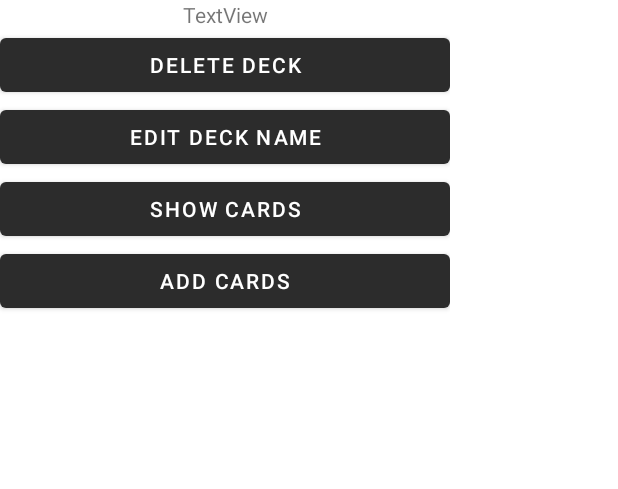
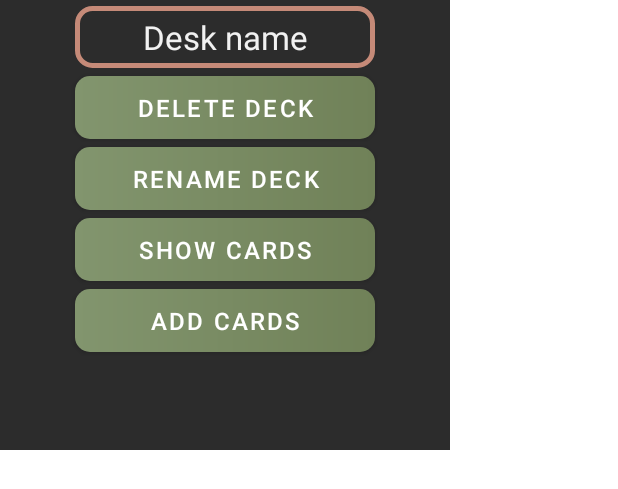
Before and after one commit to NikolayKuts/Klaf, an Android app: the layout dialog_general_on_deck.xml on its own in the app's theme, with its tools: preview values and no code run, on a phone screen of 412 x 824 dp. Shown: the top 489 px of the screen. Run offline under Robolectric (Android 15) with nearby library versions, the phone set to English and light mode, and no system bars.

Commit message:
Add styles for dialog_general_on_deck

```diff
--- a/app/src/main/java/com/example/klaf/screens/MainActivity.java
+++ b/app/src/main/java/com/example/klaf/screens/MainActivity.java
@@ -193,6 +193,7 @@ public class MainActivity extends AppCompatActivity {
             viewModel.deleteCardsByDeckId(deck.getId());
             viewModel.removeDeck(deck);
             dialog.dismiss();
+            onResume();
         });
         buttonCancel.setOnClickListener(v -> dialog.dismiss());
         textViewDeckName.setText(deck.getName());
@@ -238,6 +239,7 @@ public class MainActivity extends AppCompatActivity {
     private void showGeneralDialog(Deck deck) {
         Dialog dialog = new Dialog(MainActivity.this);
         dialog.setContentView(R.layout.dialog_general_on_deck);
+        dialog.getWindow().setBackgroundDrawableResource(android.R.color.transparent);
 
         TextView textViewTitle = dialog.findViewById(R.id.textViewTitleGeneral);
         Button buttonCallEditingDialog = dialog.findViewById(R.id.buttonCallEditingDeckDialog);
--- /dev/null
+++ b/app/src/main/res/drawable/dialog_button.xml
@@ -0,0 +1,15 @@
+<?xml version="1.0" encoding="utf-8"?>
+<shape xmlns:android="http://schemas.android.com/apk/res/android"
+    android:shape="rectangle">
+
+    <size android:height="10dp" />
+
+<!--    <solid android:color="#7E985F" />-->
+    <gradient
+        android:startColor="#82956E"
+        android:endColor="#708158" />
+
+    <corners android:radius="10dp" />
+
+
+</shape>
--- /dev/null
+++ b/app/src/main/res/drawable/dialog_title.xml
@@ -0,0 +1,12 @@
+<?xml version="1.0" encoding="utf-8"?>
+<shape xmlns:android="http://schemas.android.com/apk/res/android"
+    android:shape="rectangle">
+    <solid
+        android:color="@color/app_background" />
+    <stroke
+        android:color="#C58A78"
+        android:width="3dp" />
+    <corners
+        android:radius="10dp" />
+
+</shape>
--- a/app/src/main/res/layout/dialog_general_on_deck.xml
+++ b/app/src/main/res/layout/dialog_general_on_deck.xml
@@ -4,49 +4,45 @@
     xmlns:app="http://schemas.android.com/apk/res-auto"
     xmlns:tools="http://schemas.android.com/tools"
     android:layout_width="300dp"
-    android:layout_height="300dp">
+    android:layout_height="300dp"
+    tools:background="@color/app_background" >
 
     <TextView
         android:id="@+id/textViewTitleGeneral"
-        android:layout_width="wrap_content"
-        android:layout_height="wrap_content"
-        android:text="TextView"
+        style="@style/dialog_title"
+        tools:text="Desk name"
         app:layout_constraintEnd_toEndOf="parent"
         app:layout_constraintStart_toStartOf="parent"
         app:layout_constraintTop_toTopOf="parent" />
 
     <Button
         android:id="@+id/buttonCallDeletingDeckDialog"
-        android:layout_width="match_parent"
-        android:layout_height="wrap_content"
-        android:text="Delete deck"
+        style="@style/dialog_button"
+        android:text="@string/dialog_button_delete_deck"
         app:layout_constraintEnd_toEndOf="parent"
         app:layout_constraintStart_toStartOf="parent"
         app:layout_constraintTop_toBottomOf="@+id/textViewTitleGeneral" />
 
     <Button
         android:id="@+id/buttonCallEditingDeckDialog"
-        android:layout_width="match_parent"
-        android:layout_height="wrap_content"
-        android:text="Edit deck name"
+        style="@style/dialog_button"
+        android:text="@string/dialog_button_rename_deck"
         app:layout_constraintEnd_toEndOf="parent"
         app:layout_constraintStart_toStartOf="parent"
         app:layout_constraintTop_toBottomOf="@+id/buttonCallDeletingDeckDialog" />
 
     <Button
         android:id="@+id/buttonShowCardsViewer"
-        android:layout_width="0dp"
-        android:layout_height="wrap_content"
-        android:text="Show cards"
+        style="@style/dialog_button"
+        android:text="@string/dialog_button_show_cards"
         app:layout_constraintEnd_toEndOf="parent"
         app:layout_constraintStart_toStartOf="parent"
         app:layout_constraintTop_toBottomOf="@+id/buttonCallEditingDeckDialog" />
 
     <Button
         android:id="@+id/buttonToAddCardActivity"
-        android:layout_width="0dp"
-        android:layout_height="wrap_content"
-        android:text="Add cards"
+        style="@style/dialog_button"
+        android:text="@string/dialog_button_add_cards"
         app:layout_constraintEnd_toEndOf="parent"
         app:layout_constraintStart_toStartOf="parent"
         app:layout_constraintTop_toBottomOf="@+id/buttonShowCardsViewer" />
--- a/app/src/main/res/values/strings.xml
+++ b/app/src/main/res/values/strings.xml
@@ -15,4 +15,8 @@
     <string name="description_button_add_card">button add card</string>
     <string name="description_button_edit_card">button edit card</string>
     <string name="description_button_delete_card">button delete card</string>
+    <string name="dialog_button_delete_deck">Delete deck</string>
+    <string name="dialog_button_rename_deck">Rename deck</string>
+    <string name="dialog_button_show_cards">Show cards</string>
+    <string name="dialog_button_add_cards">Add cards</string>
 </resources>
--- a/app/src/main/res/values/themes.xml
+++ b/app/src/main/res/values/themes.xml
@@ -13,4 +13,33 @@
         <item name="android:statusBarColor" tools:targetApi="l">?attr/colorPrimaryVariant</item>
         <!-- Customize your theme here. -->
     </style>
+
+    <style name="dialog_button">
+        <item name="android:layout_width">wrap_content</item>
+        <item name="android:layout_height">wrap_content</item>
+        <item name="android:minWidth">200dp</item>
+        <item name="android:layout_margin">5dp</item>
+        <item name="android:minHeight">30dp</item>
+        <item name="android:textColor">@color/white</item>
+        <item name="android:textSize">16sp</item>
+        <item name="backgroundTint">@null</item>
+        <item name="android:background">@drawable/dialog_button</item>
+    </style>
+
+    <style name="dialog_title">
+        <item name="android:layout_width">wrap_content</item>
+        <item name="android:layout_height">0dp</item>
+        <item name="android:minWidth">200dp</item>
+        <item name="android:layout_margin">4dp</item>
+        <item name="android:textColor">@color/ic_launcher_background</item>
+        <item name="android:gravity">center</item>
+        <item name="android:textSize">22sp</item>
+        <item name="android:paddingStart">15dp</item>
+        <item name="android:paddingEnd">15dp</item>
+        <item name="android:paddingTop">6dp</item>
+        <item name="android:paddingBottom">6dp</item>
+        <item name="backgroundTint">@null</item>
+        <item name="android:background">@drawable/dialog_title</item>
+    </style>
+
 </resources>
```
